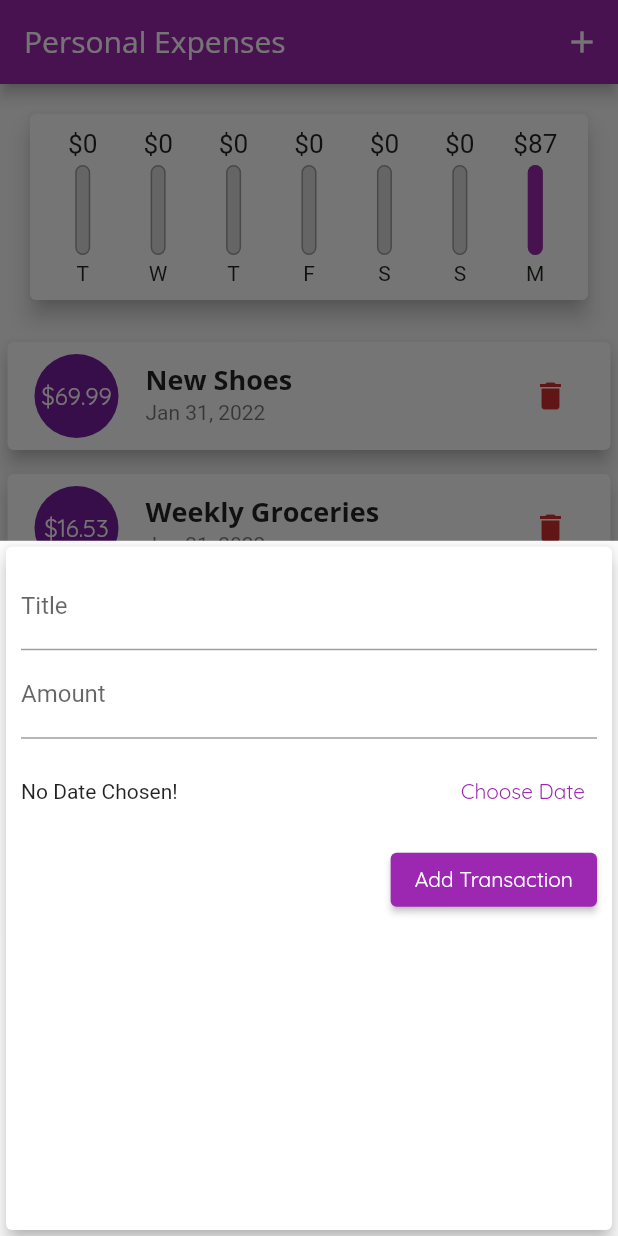
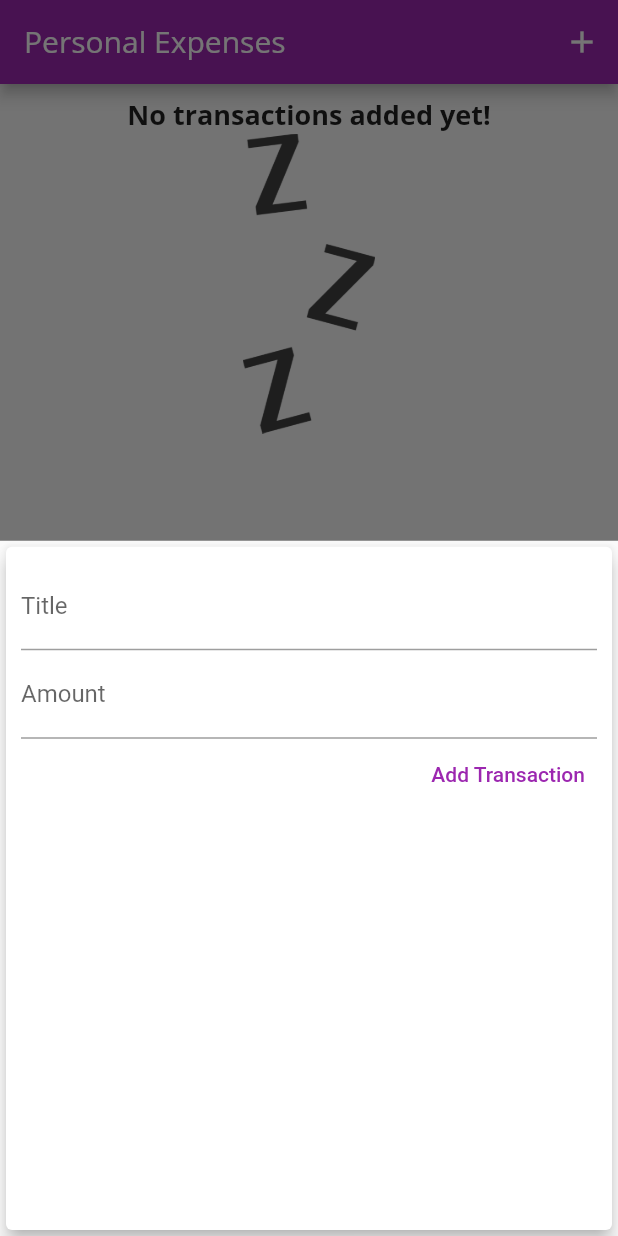
Before and after one commit to LujainSaad/Personal_Expenses_App, a Flutter app: the screen it shows after launch, after a tap on the "add" icon, on a phone screen of 412 x 824 dp. Run offline on Flutter 3.47's test engine with Material 2 defaults, Android fonts, the phone set to English and light mode, and no system bars.

Commit message:
second commit

```diff
--- a/lib/main.dart
+++ b/lib/main.dart
@@ -1,11 +1,7 @@
-import 'dart:ui';
-
 import 'package:flutter/material.dart';
-
-import './widgets/new_transactions.dart';
+import '../widgets/new_transactions.dart';
 import './models/transaction.dart';
 import './widgets/transaction_list.dart';
-import './widgets/chart.dart';
 
 void main() {
   runApp(MyApp());
@@ -25,9 +21,6 @@ class MyApp extends StatelessWidget {
             fontFamily: 'OpenSans',
             fontWeight: FontWeight.bold,
             fontSize: 18,
-            ),
-            button: TextStyle(
-            color: Colors.white
             ),
           ),
         appBarTheme: const AppBarTheme(
@@ -51,47 +44,31 @@ class myHomePage extends StatefulWidget{
 class _myHomePageState extends State<myHomePage> {
   @override
 final List<Transaction> _userTransactions =[
-     Transaction(
-      id: 't1',
-      title: 'New Shoes',
-      amount: 69.99,
-      date: DateTime.now(),
-    ),
-    Transaction(
-      id: 't2',
-      title: 'Weekly Groceries',
-      amount: 16.53,
-      date: DateTime.now(),
-    ),
+    //  Transaction(
+    //   id: 't1',
+    //   title: 'New Shoes',
+    //   amount: 69.99,
+    //   date: DateTime.now(),
+    // ),
+    // Transaction(
+    //   id: 't2',
+    //   title: 'Weekly Groceries',
+    //   amount: 16.53,
+    //   date: DateTime.now(),
+    // ),
   ];
 
-  List<Transaction> get _recentTransactions{
-    return _userTransactions.where((tx) {
-      return tx.date.isAfter(
-        DateTime.now().subtract(
-          Duration(days: 7),
-        ),
-      );
-    } ).toList();
-  }
-
-  void _addNewTransaction(String txTitle , double txAmount, DateTime txDate){
+  void _addNewTransaction(String txTitle , double txAmount){
     final newTx = Transaction(   //creating new object to Transaction
       title: txTitle,
       amount: txAmount,
-      date: txDate,
+      date: DateTime.now(),
       id: DateTime.now().toString()
      );
 
      setState(() {
        _userTransactions.add(newTx);
      });
-  }
-
-  void _deletTransaction(String id){
-    setState(() {
-      _userTransactions.removeWhere((tx) => tx.id == id);
-    });
   }
 
   void _startAddNewTransaction(BuildContext ctx){
@@ -118,8 +95,13 @@ final List<Transaction> _userTransactions =[
       child: Column(
         crossAxisAlignment: CrossAxisAlignment.stretch,
         children: <Widget>[
-        Chart(_recentTransactions),
-        TransactionList(_userTransactions,_deletTransaction),
+        Container(
+          width: double.infinity,
+          child: Card(
+            color: Colors.blue,
+           elevation: 3,),
+        ),
+        TransactionList(_userTransactions),
       ],
       )
       ),
--- a/lib/widgets/chart.dart
+++ /dev/null
@@ -1,63 +0,0 @@
-import 'package:flutter/material.dart';
-import 'package:flutter/rendering.dart';
-import 'package:intl/intl.dart';
-
-import '../models/transaction.dart';
-import './chart_bar.dart';
-
-class Chart extends StatelessWidget {
-  final List<Transaction> recentTransactions;
-
-  Chart(this.recentTransactions);
-
-  List<Map<String,Object>> get groupedTransactions{
-    return List.generate(7, (index) {
-      final weekDay = DateTime.now().subtract(
-        Duration(days: index)
-      ); //return the number of the day based on the index
-
-      var totalSum=0.0;
-
-      for (int i = 0; i < recentTransactions.length; i++) {
-        if (recentTransactions[i].date.day == weekDay.day &&
-            recentTransactions[i].date.month == weekDay.month &&
-            recentTransactions[i].date.year == weekDay.year) {
-          totalSum += recentTransactions[i].amount;
-        }
-      }
-      return {
-        'day': DateFormat.E().format(weekDay).substring(0,1), //Sunday => S
-        'amount': totalSum};
-
-    }).reversed.toList();
-  }
-
-  double get totalSpending{
-    return groupedTransactions.fold(
-      0.0, (sum, item) => sum + (item['amount'] as double ));
-  } //return sum of amounts inside groupedTransactions
-
-  @override
-  Widget build(BuildContext context) {
-    return Card(
-      elevation: 6,
-      margin: EdgeInsets.all(20),
-      child: Container(
-        padding: EdgeInsets.all(10),
-        child: Row(
-          mainAxisAlignment: MainAxisAlignment.spaceAround,
-          children: groupedTransactions.map((data) {
-              return Flexible(
-                fit: FlexFit.tight,
-                child: ChartBar(
-                (data['day'] as String ),
-                (data['amount'] as double ),
-                totalSpending ==0.0 ? 0.0 :(data['amount'] as double )/totalSpending
-                ),
-              );
-            }).toList(),
-        ),
-      ),
-    );
-  }
-}
--- a/lib/widgets/chart_bar.dart
+++ /dev/null
@@ -1,47 +0,0 @@
-import 'package:flutter/material.dart';
-
-class ChartBar extends StatelessWidget {
-  final String label;
-  final double spendingAmount;
-  final double spendingPctOfTotal;
-
-  ChartBar(this.label, this.spendingAmount, this.spendingPctOfTotal);
-
-
-    Widget build(BuildContext context) {
-    return Column(children: [
-      Container(
-        height: 20,
-        child: FittedBox(
-          child:  Text('\$${spendingAmount.toStringAsFixed(0)}'),
-        ),
-      ),
-      SizedBox(height: 4,),
-      Container(
-        height: 60,
-        width: 10,
-        child: Stack(children: [
-          Container(
-            decoration: BoxDecoration(
-              border: Border.all(color: Colors.grey, width: 1.0),
-              color: Color.fromRGBO(220, 220, 220, 1),
-              borderRadius: BorderRadius.circular(10),
-            ),
-          ),
-          FractionallySizedBox(
-            heightFactor: spendingPctOfTotal,
-            child: Container(
-              decoration: BoxDecoration(
-              color: Theme.of(context).primaryColor,
-              borderRadius: BorderRadius.circular(10),
-            ),
-            ),
-          )
-        ],),
-      ),
-      SizedBox(height: 4,),
-      Text(label),
-    ],
-    );
-  }
-}
--- a/lib/widgets/new_transactions.dart
+++ b/lib/widgets/new_transactions.dart
@@ -1,6 +1,4 @@
 import 'package:flutter/material.dart';
-import 'package:intl/intl.dart';
-
 
 class NewTransactions extends StatefulWidget {
   final Function addTx;
@@ -12,37 +10,21 @@ class NewTransactions extends StatefulWidget {
 }
 
 class _NewTransactionsState extends State<NewTransactions> {
-  final _titleController = TextEditingController();
-  final _amountController =  TextEditingController();
-  DateTime? _selectedDate;
+  final titleController = TextEditingController();
 
+  final amountController =  TextEditingController();
 
-  void _submiData(){
-    final enteredTitle = _titleController.text;
-    final enteredAmount =double.parse(_amountController.text) ;
-    if (_amountController.text.isEmpty) return;
+  void submiData(){
+    final enteredTitle = titleController.text;
+    final enteredAmount =double.parse(amountController.text) ;
 
-    if (enteredTitle.isEmpty || enteredAmount <= 0 || _selectedDate==null)
+    if (enteredTitle.isEmpty || enteredAmount <= 0)
     return;
 
-    widget.addTx(enteredTitle,enteredAmount,_selectedDate);
+    widget.addTx(enteredTitle,enteredAmount);
     //widget let us use propteries outside state class
 
     Navigator.of(context).pop();
-  }
-
-  void _presentDatePicker(){
-    showDatePicker(
-      context: context,
-      initialDate: DateTime.now(),
-      firstDate: DateTime(2020),
-      lastDate: DateTime.now(),
-    ).then((pickedDate) {
-       if (pickedDate == null) return;
-       setState(() {
-        _selectedDate = pickedDate;
-      });
-    });
   }
 
   @override
@@ -56,42 +38,19 @@ class _NewTransactionsState extends State<NewTransactions> {
               children:<Widget> [
                 TextField(
                   decoration: InputDecoration(labelText: 'Title'),
-                  controller: _titleController,
-                  onSubmitted: (_)=> _submiData(),
+                  controller: titleController,
+                  onSubmitted: (_)=> submiData(),
                 ),
                 TextField(
                   decoration: InputDecoration(labelText: 'Amount'),
-                  controller: _amountController,
-                  onSubmitted: (_)=> _submiData(),
+                  controller: amountController,
+                  onSubmitted: (_)=> submiData(),
                 ),
-                Container(
-                  height: 70,
-                  child: Row( children: [
-                    Expanded(
-                    child: Text(
-                      _selectedDate == null
-                          ? 'No Date Chosen!'
-                          : 'Picked Date: ${DateFormat.yMd().format(_selectedDate!)}',
-                    ),
-                  ),
-                    TextButton(
-                     child: Text(
-                       'Choose Date',
-                       style: TextStyle(
-                         color: Theme.of(context).primaryColor),
-                       ),
-                     onPressed: _presentDatePicker,
-                   ),
-                  ],),
-                ),
-                ElevatedButton(
-                  onPressed: _submiData,
-                   child: Text(
-                     'Add Transaction',
-                     style: TextStyle(color: Theme.of(context).textTheme.button!.color),
-                     ),
+                TextButton(
+                  onPressed: submiData,
+                   child: Text("Add Transaction"),
                    style: TextButton.styleFrom(
-                   backgroundColor: Theme.of(context).primaryColor, ),
+                   primary: Colors.purple ),
                    ),
             ],
             ),
--- a/lib/widgets/transaction_list.dart
+++ b/lib/widgets/transaction_list.dart
@@ -6,14 +6,13 @@ import '../models/transaction.dart';
 
 class TransactionList extends StatelessWidget {
   final List<Transaction> transactions ;
-  Function deletTx;
 
-  TransactionList(this.transactions,this.deletTx);
+  TransactionList(this.transactions);
 
   @override
   Widget build(BuildContext context) {
     return Container (
-           height: 500,
+      height: 300,
            child: transactions.isEmpty?
            Column(
              children: [
@@ -30,79 +29,49 @@ class TransactionList extends StatelessWidget {
             : ListView.builder(
              itemBuilder: (ctx, index) {
              return Card(
-               elevation: 5,
+               child: Row(
+                 children: <Widget>[
+                   Container(
                      margin: EdgeInsets.symmetric(
-                 vertical: 8,
-                 horizontal: 5,
+                       vertical: 10,
+                       horizontal: 15,
                      ),
-               child: ListTile(
-                 leading: CircleAvatar(
-                   radius: 30,
-                   child: Container(
-                     padding: EdgeInsets.all(6),
-                     child: FittedBox(
-                       child: Text('\$${transactions[index].amount.toStringAsFixed(2)}'),
+                     decoration: BoxDecoration(
+                       border: Border.all(
+                         color: Theme.of(context).primaryColor,
+                         width: 2,
+                       )
                      ),
+                     padding: EdgeInsets.all(10),
+                     child: Text(
+                       '\$${transactions[index].amount.toStringAsFixed(2)}',
+                       style: TextStyle(
+                         fontWeight: FontWeight.bold,
+                         fontSize: 20,
+                         color: Theme.of(context).primaryColor,
+                       ),),
                    ),
-                  ),
-                   title: Text(
+                   Column(
+                    crossAxisAlignment: CrossAxisAlignment.start,
+                    children: <Widget>[
+                     Text(
                        transactions[index].title,
                        style: Theme.of(context).textTheme.headline6,
                        ),
-                    subtitle:Text(
+                     Text(
                        DateFormat.yMMMd().format(transactions[index].date),
-                          ),
-                    trailing: IconButton(
-                      onPressed: ()=> deletTx(transactions[index].id),
-                      icon: Icon(Icons.delete),
-                      color: Theme.of(context).errorColor, //we can change it from themes
+                       style: TextStyle(
+                         color: Colors.grey,
                          ),
                     ),
-             );  },
+                  ],
+                ),
+              ],
+            ),
+          );
+        },
         itemCount: transactions.length,
       ),
     );
   }
 }
-
-//                Card(
-//                child: Row(
-//                  children: <Widget>[
-//                    Container(
-//                      margin: EdgeInsets.symmetric(
-//                        vertical: 10,
-//                        horizontal: 15,
-//                      ),
-//                      decoration: BoxDecoration(
-//                        border: Border.all(
-//                          color: Theme.of(context).primaryColor,
-//                          width: 2,
-//                        )
-//                      ),
-//                      padding: EdgeInsets.all(10),
-//                      child: Text(
-//                        '\$${transactions[index].amount.toStringAsFixed(2)}',
-//                        style: TextStyle(
-//                          fontWeight: FontWeight.bold,
-//                          fontSize: 20,
-//                          color: Theme.of(context).primaryColor,
-//                        ),),
-//                    ),
-//                    Column(
-//                     crossAxisAlignment: CrossAxisAlignment.start,
-//                     children: <Widget>[
-//                      Text(
-//                        transactions[index].title,
-//                        style: Theme.of(context).textTheme.headline6,
-//                        ),
-//                      Text(
-//                        DateFormat.yMMMd().format(transactions[index].date),
-//                        style: TextStyle(
-//                          color: Colors.grey,
-//                          ),
-//                     ),
-//                   ],
-//                 ),
-//               ],
-//             ),
-//           );
--- a/pubspec.yaml
+++ b/pubspec.yaml
@@ -1,4 +1,4 @@
-name: personal_experience_app
+name: personal_experience
 description: A new Flutter project.
 
 # The following line prevents the package from being accidentally published to
@@ -45,7 +45,7 @@ flutter:
 
   # To add assets to your application, add an assets section, like this:
   assets:
-    - image/
+    - image/waiting.png
 
   # An image asset can refer to one or more resolution-specific "variants", see
   # https://flutter.dev/assets-and-images/#resolution-aware.
@@ -66,7 +66,7 @@ flutter:
           weight: 700
     - family: Quicksand
       fonts:
-        - asset: fonts/Quicksand-Regular.ttf
+        - asset: fonts/Quicksand.ttf
         - asset: fonts/Quicksand-Bold.ttf
           weight: 700
 
```
Also changed, not shown: 43 other files. Lines whose indentation alone changed are shown as unchanged.
